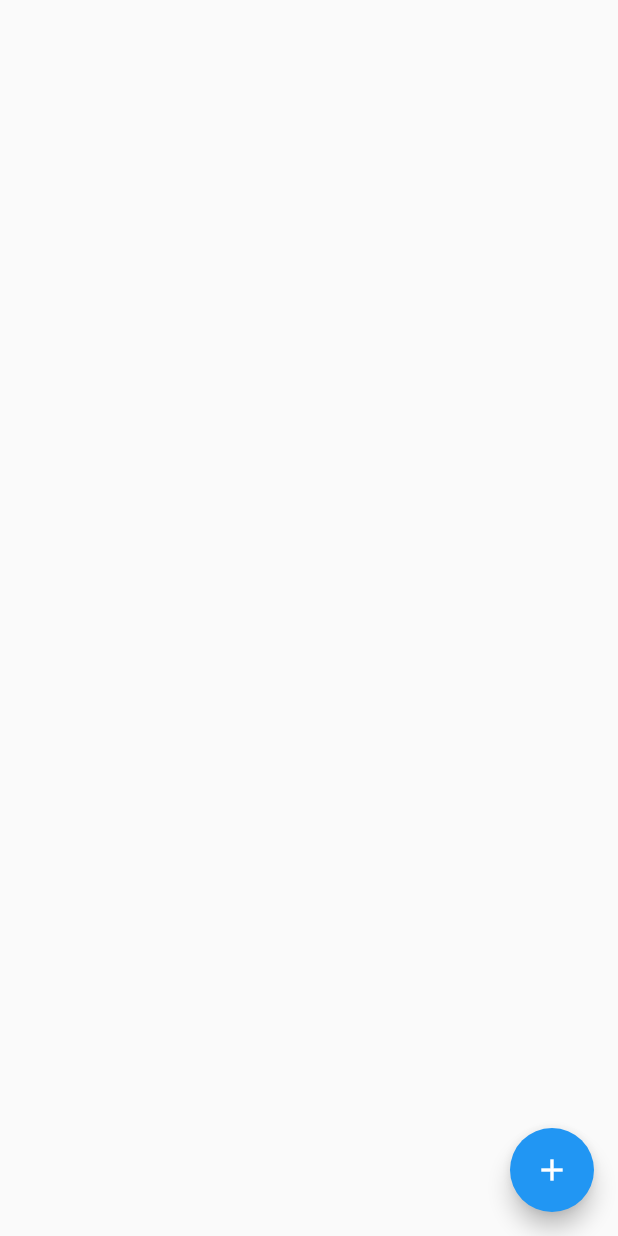
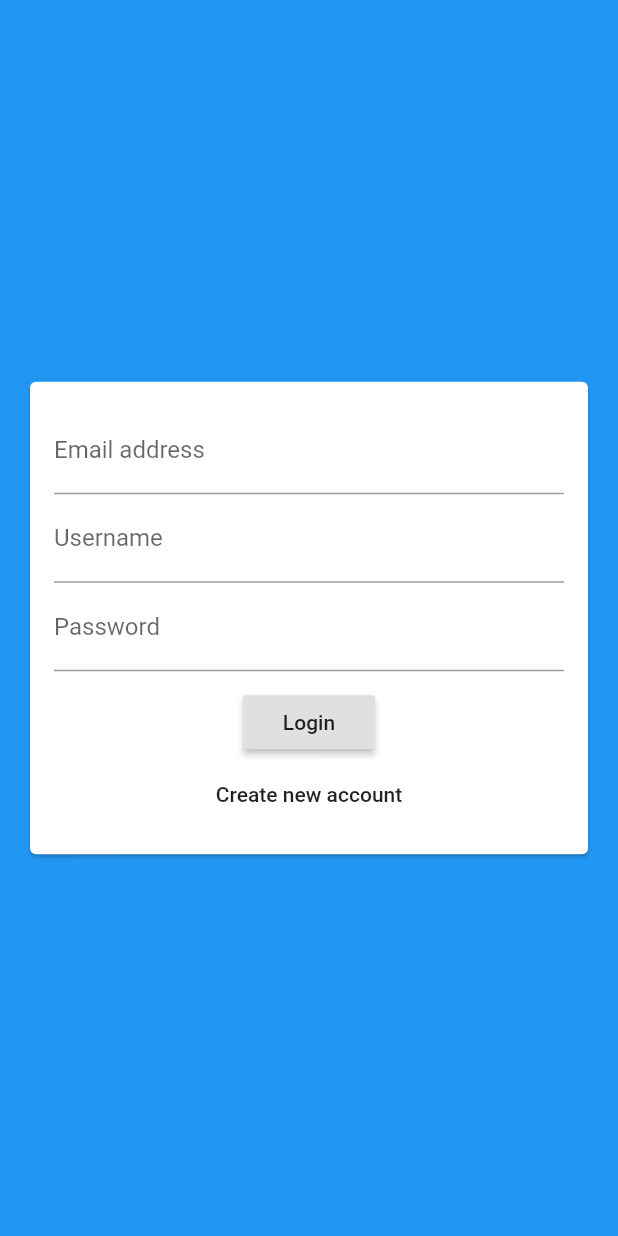
Before and after one commit to Mahendra789/heybuddy, a Flutter app: the screen it shows after launch, on a phone screen of 412 x 824 dp. Run offline on Flutter 3.47's test engine with Material 2 defaults, Android fonts, the phone set to English and light mode, and no system bars; our stand-ins replace cloud_firestore; accounts and stored records are empty.

Commit message:
Created auth screen

```diff
--- a/lib/main.dart
+++ b/lib/main.dart
@@ -1,6 +1,7 @@
 import 'package:flutter/material.dart';
 
 import './screens/chat_screen.dart';
+import './screens/auth_screen.dart';
 
 void main() {
   runApp(MyApp());
@@ -10,11 +11,12 @@ class MyApp extends StatelessWidget {
   @override
   Widget build(BuildContext context) {
     return MaterialApp(
-        title: 'Hey Buddy',
-        theme: ThemeData(
-          primarySwatch: Colors.blue,
-          visualDensity: VisualDensity.adaptivePlatformDensity,
-        ),
-        home: ChatScreen(),);
+      title: 'Hey Buddy',
+      theme: ThemeData(
+        primarySwatch: Colors.blue,
+        visualDensity: VisualDensity.adaptivePlatformDensity,
+      ),
+      home: AuthScreen(),
+    );
   }
 }
--- a/lib/screens/auth_screen.dart
+++ b/lib/screens/auth_screen.dart
@@ -0,0 +1,17 @@
+import 'package:flutter/material.dart';
+import './../widgets/auth/auth_form.dart';
+
+class AuthScreen extends StatefulWidget {
+  @override
+  _AuthScreenState createState() => _AuthScreenState();
+}
+
+class _AuthScreenState extends State<AuthScreen> {
+  @override
+  Widget build(BuildContext context) {
+    return Scaffold(
+      backgroundColor: Theme.of(context).primaryColor,
+      body: AuthForm(),
+    );
+  }
+}
--- /dev/null
+++ b/lib/widgets/auth/auth_form.dart
@@ -0,0 +1,42 @@
+import 'package:flutter/material.dart';
+
+class AuthForm extends StatefulWidget {
+  @override
+  _AuthFormState createState() => _AuthFormState();
+}
+
+class _AuthFormState extends State<AuthForm> {
+  @override
+  Widget build(BuildContext context) {
+    return Center(
+      child: Card(
+        margin: EdgeInsets.all(20),
+        child: SingleChildScrollView(
+          padding: EdgeInsets.all(16),
+          child: Form(
+            child: Column(
+              mainAxisSize: MainAxisSize.min,
+              children: <Widget>[
+                TextFormField(
+                  keyboardType: TextInputType.emailAddress,
+                  decoration: InputDecoration(labelText: 'Email address'),
+                ),
+                TextFormField(
+                  decoration: InputDecoration(labelText: 'Username'),
+                ),
+                TextFormField(
+                  keyboardType: TextInputType.emailAddress,
+                  decoration: InputDecoration(labelText: 'Password'),
+                  obscureText: true,
+                ),
+                SizedBox(height: 10),
+                RaisedButton(child: Text('Login'), onPressed: () {}),
+                FlatButton(child: Text('Create new account'), onPressed: () {}),
+              ],
+            ),
+          ),
+        ),
+      ),
+    );
+  }
+}
```
